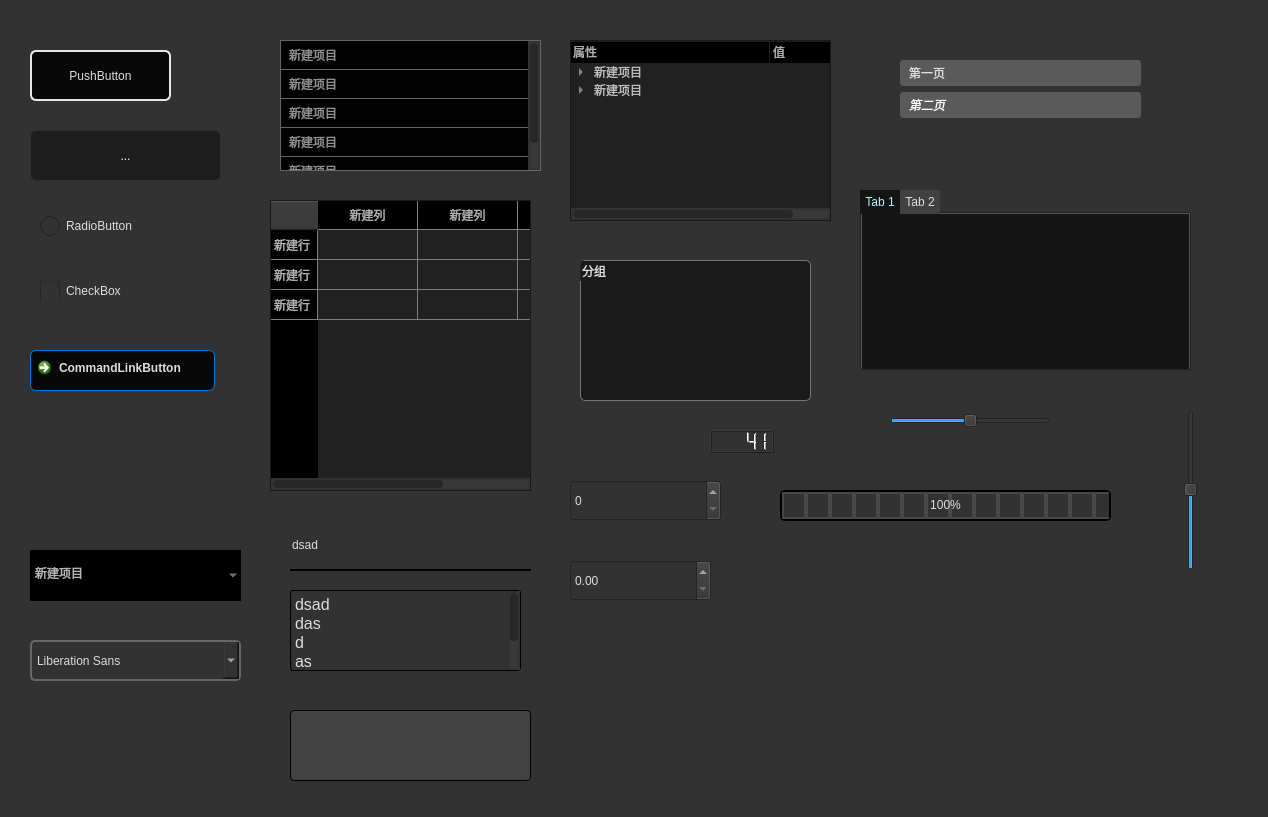
This is PyQtGuiLib/styles/qssFile/qssFile.ui in LX-sys/PyQtGuiLib as Qt 5 draws it before an edit. The edited form follows.
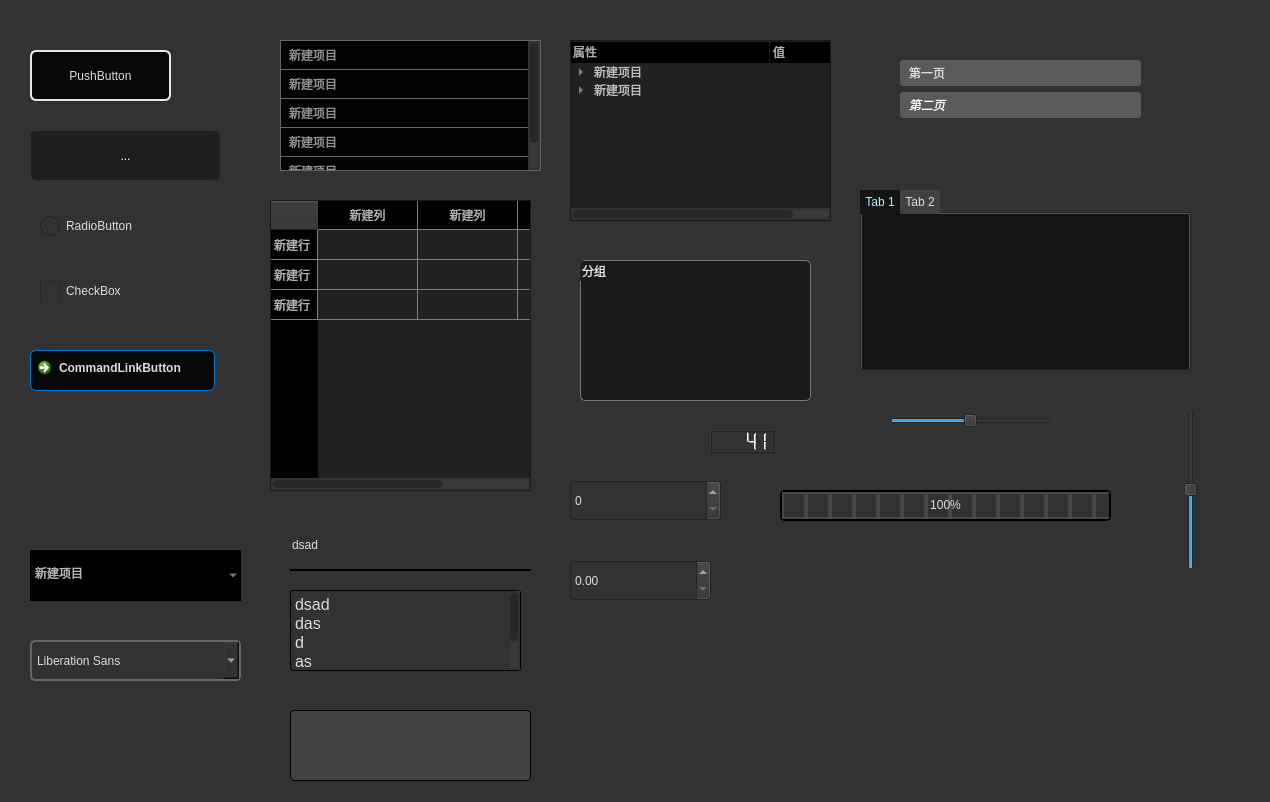
This is the edited form. Icons and pictures are not drawn.

The edit to the form file:
```diff
--- a/PyQtGuiLib/styles/qssFile/qssFile.ui
+++ b/PyQtGuiLib/styles/qssFile/qssFile.ui
@@ -9,8 +9,8 @@
    <rect>
     <x>0</x>
     <y>0</y>
-    <width>1268</width>
-    <height>817</height>
+    <width>1270</width>
+    <height>802</height>
    </rect>
   </property>
   <property name="windowTitle">
```
